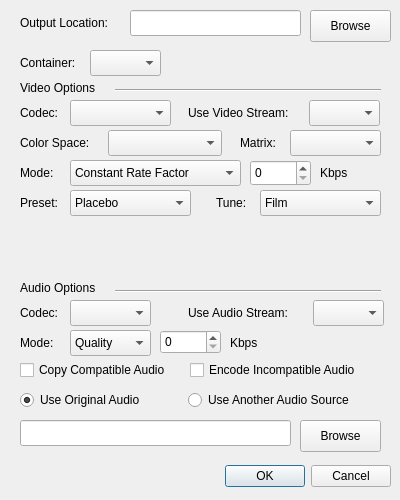
The window that Source/Windows/configure.ui (l33tmeatwad/AMVtool) describes before a commit, drawn with Qt 5.
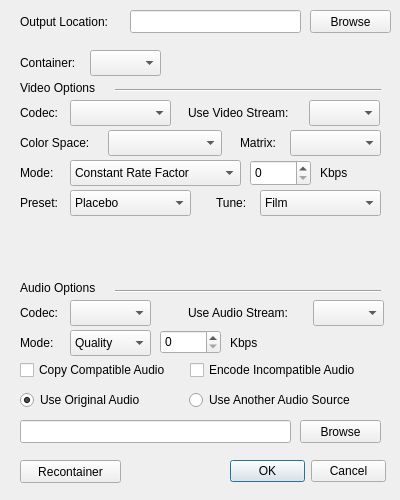
The same window after the commit.

Patch:
```diff
--- a/Source/Windows/configure.ui
+++ b/Source/Windows/configure.ui
@@ -28,10 +28,10 @@
   <widget class="QDialogButtonBox" name="buttonBox">
    <property name="geometry">
     <rect>
-     <x>30</x>
+     <x>230</x>
      <y>460</y>
-     <width>361</width>
-     <height>32</height>
+     <width>156</width>
+     <height>23</height>
     </rect>
    </property>
    <property name="orientation">
@@ -47,7 +47,7 @@
      <x>130</x>
      <y>10</y>
      <width>171</width>
-     <height>26</height>
+     <height>23</height>
     </rect>
    </property>
    <property name="text">
@@ -134,7 +134,7 @@
      <x>310</x>
      <y>10</y>
      <width>81</width>
-     <height>32</height>
+     <height>23</height>
     </rect>
    </property>
    <property name="text">
@@ -361,7 +361,7 @@
      <x>20</x>
      <y>10</y>
      <width>111</width>
-     <height>26</height>
+     <height>23</height>
     </rect>
    </property>
    <property name="text">
@@ -574,7 +574,7 @@
      <x>20</x>
      <y>420</y>
      <width>271</width>
-     <height>26</height>
+     <height>23</height>
     </rect>
    </property>
    <property name="readOnly">
@@ -587,7 +587,7 @@
      <x>300</x>
      <y>420</y>
      <width>81</width>
-     <height>32</height>
+     <height>23</height>
     </rect>
    </property>
    <property name="text">
@@ -599,7 +599,7 @@
     <rect>
      <x>20</x>
      <y>390</y>
-     <width>334</width>
+     <width>335</width>
      <height>20</height>
     </rect>
    </property>
@@ -636,6 +636,19 @@
     <string>Encode Incompatible Audio</string>
    </property>
   </widget>
+  <widget class="QPushButton" name="recontainerALL">
+   <property name="geometry">
+    <rect>
+     <x>20</x>
+     <y>460</y>
+     <width>101</width>
+     <height>23</height>
+    </rect>
+   </property>
+   <property name="text">
+    <string>Recontainer</string>
+   </property>
+  </widget>
  </widget>
  <resources/>
  <connections>
```
